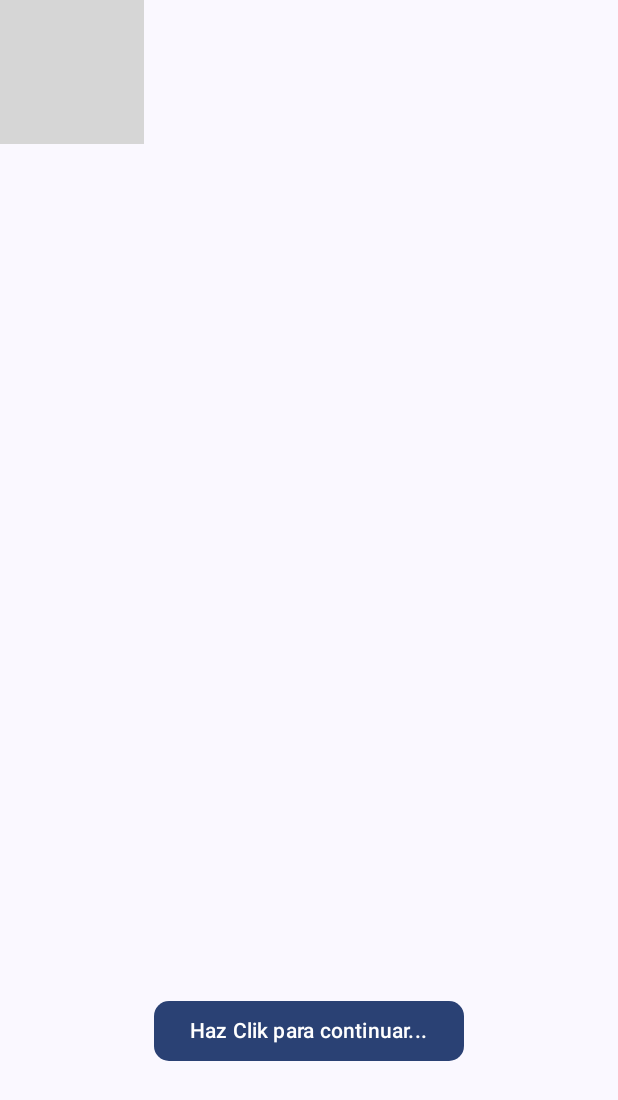
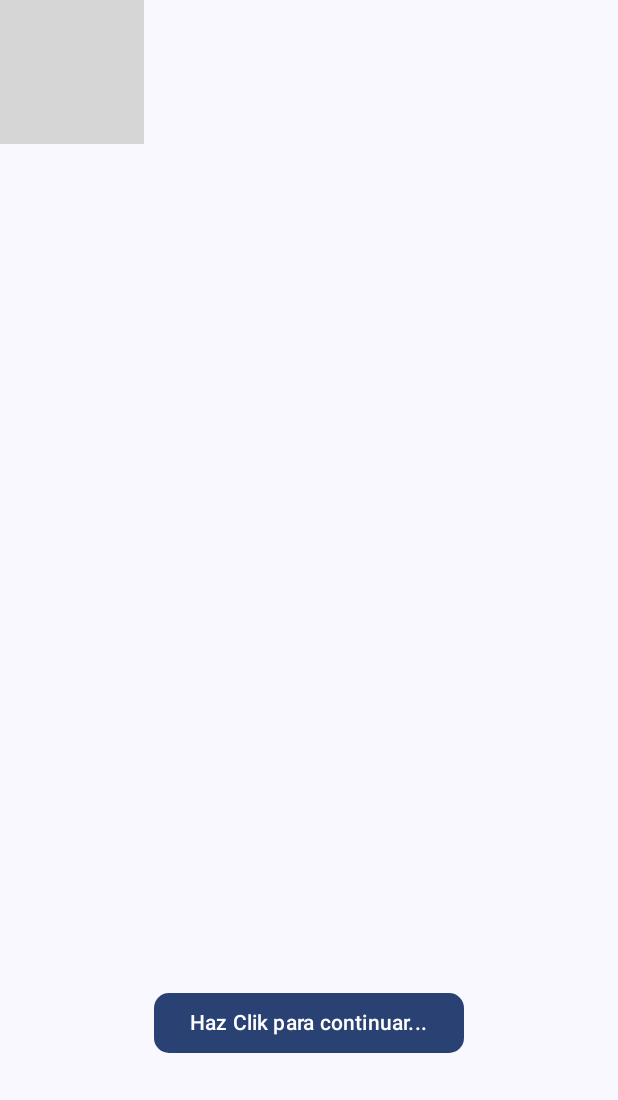
Before and after one commit to HanshiEdu/FP-JE-UOC2, an Android app built with Jetpack Compose: the screen it shows after launch (MainActivity), on a phone screen of 412 x 824 dp. Shown: the top 1100 px of the screen. Run offline under Robolectric (Android 15) with nearby library versions, the light colour scheme and no system bars; our stand-ins replace RxJava; grey boxes are pictures that could not be loaded.

Commit message:
actualizar spacer

```diff
--- a/app/src/main/java/com/example/ejemplotoolbar/MainActivity.kt
+++ b/app/src/main/java/com/example/ejemplotoolbar/MainActivity.kt
@@ -157,7 +157,7 @@ fun MorraScreen(
             modifier = Modifier.fillMaxSize()
         ){
 
-            Spacer(modifier = Modifier.height(550.dp))
+            Spacer(modifier = Modifier.height(540.dp))
             Button( onClick = onImageClick,
                 shape = RoundedCornerShape(10.dp),
                 modifier = Modifier
```
